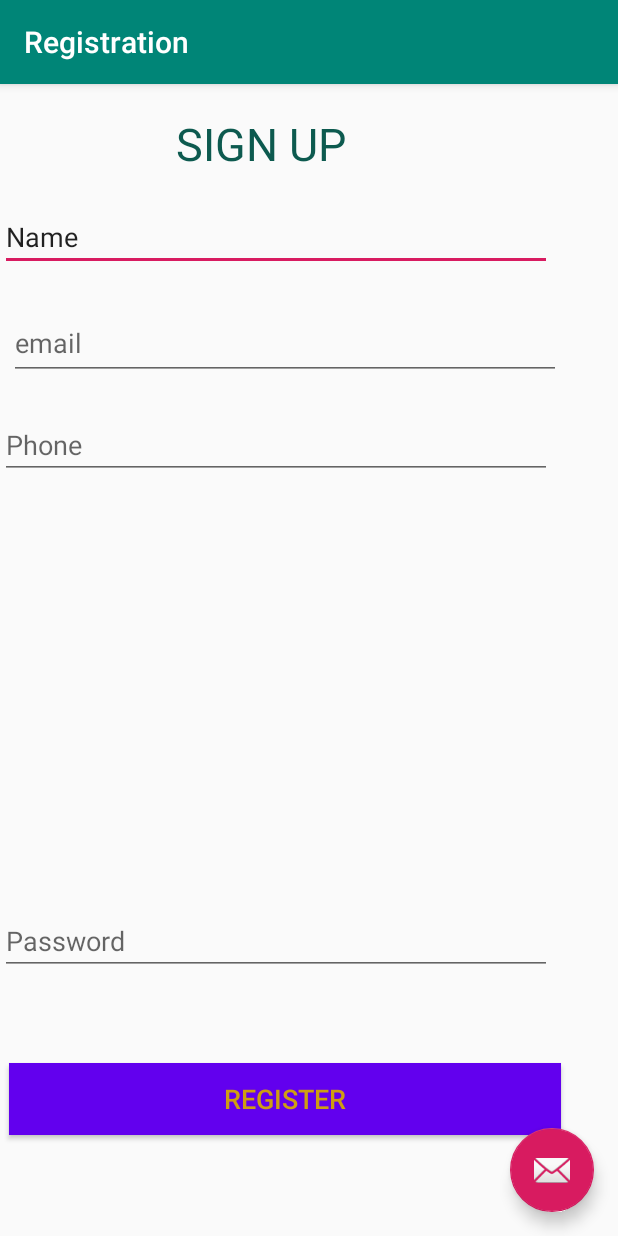
After one commit to samuelthejs/shuta4, an Android app: the Registration screen opened directly, with no data from a screen before it, on a phone screen of 412 x 824 dp. The commit adds this screen. Run offline under Robolectric (Android 15) with nearby library versions, the phone set to English and light mode, and no system bars.

Commit message:
registration ui

```diff
--- a/app/build.gradle
+++ b/app/build.gradle
@@ -28,5 +28,6 @@ dependencies {
     implementation 'de.hdodenhof:circleimageview:2.2.0'
     implementation 'com.android.support:design:28.0.0'
     implementation "com.andkulikov:transitionseverywhere:1.8.1"
+    implementation 'com.android.support:support-v4:28.0.0'
 
 }
--- a/app/src/main/AndroidManifest.xml
+++ b/app/src/main/AndroidManifest.xml
@@ -11,7 +11,7 @@
         android:label="@string/app_name"
         android:roundIcon="@mipmap/ic_launcher_round"
         android:supportsRtl="true"
-        android:theme="@style/AppTheme">
+        android:theme="@style/AppTheme.NoActionBar">
         <activity android:name=".LoginActivity">
             <intent-filter>
                 <action android:name="android.intent.action.MAIN" />
@@ -19,8 +19,12 @@
                 <category android:name="android.intent.category.LAUNCHER" />
             </intent-filter>
         </activity>
-        <activity android:name=".StudentProfileActivity"/>
-        <activity android:name=".StudentTabbedActivity"/>
+        <activity android:name=".StudentProfileActivity" />
+        <activity android:name=".StudentTabbedActivity" />
+        <activity
+            android:name=".Registration"
+            android:label="@string/title_activity_registration"
+            android:theme="@style/AppTheme.NoActionBar"></activity>
     </application>
 
 </manifest>
--- /dev/null
+++ b/app/src/main/java/com/example/davkimfray/shuta4/Registration.java
@@ -0,0 +1,29 @@
+package com.example.davkimfray.shuta4;
+
+import android.os.Bundle;
+import android.support.design.widget.FloatingActionButton;
+import android.support.design.widget.Snackbar;
+import android.support.v7.app.AppCompatActivity;
+import android.support.v7.widget.Toolbar;
+import android.view.View;
+
+public class Registration extends AppCompatActivity {
+
+    @Override
+    protected void onCreate(Bundle savedInstanceState) {
+        super.onCreate(savedInstanceState);
+        setContentView(R.layout.activity_registration);
+        Toolbar toolbar = (Toolbar) findViewById(R.id.toolbar);
+        setSupportActionBar(toolbar);
+
+        FloatingActionButton fab = (FloatingActionButton) findViewById(R.id.fab);
+        fab.setOnClickListener(new View.OnClickListener() {
+            @Override
+            public void onClick(View view) {
+                Snackbar.make(view, "Replace with your own action", Snackbar.LENGTH_LONG)
+                        .setAction("Action", null).show();
+            }
+        });
+    }
+
+}
--- /dev/null
+++ b/app/src/main/res/layout/activity_registration.xml
@@ -0,0 +1,33 @@
+<?xml version="1.0" encoding="utf-8"?>
+<android.support.design.widget.CoordinatorLayout xmlns:android="http://schemas.android.com/apk/res/android"
+    xmlns:app="http://schemas.android.com/apk/res-auto"
+    xmlns:tools="http://schemas.android.com/tools"
+    android:layout_width="match_parent"
+    android:layout_height="match_parent"
+    tools:context=".Registration">
+
+    <android.support.design.widget.AppBarLayout
+        android:layout_width="match_parent"
+        android:layout_height="wrap_content"
+        android:theme="@style/AppTheme.AppBarOverlay">
+
+        <android.support.v7.widget.Toolbar
+            android:id="@+id/toolbar"
+            android:layout_width="match_parent"
+            android:layout_height="?attr/actionBarSize"
+            android:background="?attr/colorPrimary"
+            app:popupTheme="@style/AppTheme.PopupOverlay" />
+
+    </android.support.design.widget.AppBarLayout>
+
+    <include layout="@layout/content_registration" />
+
+    <android.support.design.widget.FloatingActionButton
+        android:id="@+id/fab"
+        android:layout_width="wrap_content"
+        android:layout_height="wrap_content"
+        android:layout_gravity="bottom|end"
+        android:layout_margin="@dimen/fab_margin"
+        app:srcCompat="@android:drawable/ic_dialog_email" />
+
+</android.support.design.widget.CoordinatorLayout>
--- /dev/null
+++ b/app/src/main/res/layout/content_registration.xml
@@ -0,0 +1,101 @@
+<?xml version="1.0" encoding="utf-8"?>
+<RelativeLayout xmlns:android="http://schemas.android.com/apk/res/android"
+    xmlns:app="http://schemas.android.com/apk/res-auto"
+    xmlns:tools="http://schemas.android.com/tools"
+    android:layout_width="match_parent"
+    android:layout_height="match_parent"
+    app:layout_behavior="@string/appbar_scrolling_view_behavior"
+    tools:context=".Registration"
+    tools:showIn="@layout/activity_registration">
+
+    <TextView
+        android:id="@+id/textView7"
+        android:layout_width="wrap_content"
+        android:layout_height="wrap_content"
+        android:layout_alignParentStart="true"
+        android:layout_alignParentTop="true"
+        android:layout_marginStart="117dp"
+        android:layout_marginTop="19dp"
+        android:text="@string/registration_header"
+        android:textColor="@color/colorPrimaryDark"
+        android:textSize="30dp"
+        app:layout_constraintEnd_toEndOf="parent"
+        app:layout_constraintHorizontal_bias="0.5"
+        app:layout_constraintStart_toStartOf="parent"
+        tools:layout_editor_absoluteY="31dp" />
+
+    <EditText
+        android:id="@+id/editText3"
+        android:layout_width="368dp"
+        android:layout_height="wrap_content"
+        android:layout_alignParentStart="true"
+        android:layout_alignParentTop="true"
+        android:layout_marginTop="79dp"
+        android:ems="10"
+        android:hint="Name"
+        android:inputType="textPersonName"
+        android:text="Name"
+        app:layout_constraintEnd_toEndOf="parent"
+        app:layout_constraintHorizontal_bias="0.0"
+        app:layout_constraintStart_toStartOf="parent"
+        tools:layout_editor_absoluteY="97dp" />
+
+    <EditText
+        android:id="@+id/editText5"
+        android:layout_width="368dp"
+        android:layout_height="49dp"
+        android:layout_alignParentStart="true"
+        android:layout_alignParentTop="true"
+        android:layout_marginStart="6dp"
+        android:layout_marginTop="148dp"
+        android:ems="10"
+        android:hint="email"
+        android:inputType="textEmailAddress"
+        app:layout_constraintEnd_toEndOf="parent"
+        app:layout_constraintStart_toStartOf="parent"
+        tools:layout_editor_absoluteY="167dp" />
+
+    <EditText
+        android:id="@+id/editText6"
+        android:layout_width="368dp"
+        android:layout_height="wrap_content"
+        android:layout_alignParentStart="true"
+        android:layout_alignParentTop="true"
+        android:layout_marginTop="218dp"
+        android:ems="10"
+        android:hint="Phone"
+        android:inputType="phone"
+        app:layout_constraintEnd_toEndOf="parent"
+        app:layout_constraintStart_toStartOf="parent"
+        tools:layout_editor_absoluteY="248dp" />
+
+    <EditText
+        android:id="@+id/editText7"
+        android:layout_width="368dp"
+        android:layout_height="wrap_content"
+        android:layout_alignParentStart="true"
+        android:layout_alignParentBottom="true"
+        android:layout_marginBottom="174dp"
+        android:ems="10"
+        android:hint="Password"
+        android:inputType="textPassword"
+        app:layout_constraintEnd_toEndOf="parent"
+        app:layout_constraintStart_toStartOf="parent"
+        tools:layout_editor_absoluteY="309dp" />
+
+    <Button
+        android:id="@+id/button2"
+        android:layout_width="368dp"
+        android:layout_height="wrap_content"
+        android:layout_alignParentStart="true"
+        android:layout_alignParentBottom="true"
+        android:layout_marginStart="6dp"
+        android:layout_marginBottom="67dp"
+        android:background="@color/design_default_color_primary"
+        android:text="REGISTER"
+        android:textColor="@color/color1"
+        android:textSize="18sp"
+        tools:layout_editor_absoluteX="8dp"
+        tools:layout_editor_absoluteY="374dp" />
+
+</RelativeLayout>
--- a/app/src/main/res/values/colors.xml
+++ b/app/src/main/res/values/colors.xml
@@ -1,6 +1,9 @@
 <?xml version="1.0" encoding="utf-8"?>
 <resources>
     <color name="colorPrimary">#008577</color>
-    <color name="colorPrimaryDark">#00574B</color>
-    <color name="colorAccent">#D81B60</color>
+    <color name="colorPrimaryDark">#0d5a4f</color>
+    <color name="colorAccent">#d81b60</color>
+    <color name="color1">#ce9e12</color>
+    <color name="color2">#837207</color>
+    <color name="color3">#df4811</color>
 </resources>
--- /dev/null
+++ b/app/src/main/res/values/dimens.xml
@@ -0,0 +1,3 @@
+<resources>
+    <dimen name="fab_margin">16dp</dimen>
+</resources>
--- a/app/src/main/res/values/strings.xml
+++ b/app/src/main/res/values/strings.xml
@@ -1,3 +1,5 @@
 <resources>
-    <string name="app_name">shuta4</string>
+    <string name="app_name">Shuta</string>
+    <string name="title_activity_registration">Registration</string>
+    <string name="registration_header">SIGN UP</string>
 </resources>
--- a/app/src/main/res/values/styles.xml
+++ b/app/src/main/res/values/styles.xml
@@ -8,4 +8,13 @@
         <item name="colorAccent">@color/colorAccent</item>
     </style>
 
+    <style name="AppTheme.NoActionBar">
+        <item name="windowActionBar">false</item>
+        <item name="windowNoTitle">true</item>
+    </style>
+
+    <style name="AppTheme.AppBarOverlay" parent="ThemeOverlay.AppCompat.Dark.ActionBar" />
+
+    <style name="AppTheme.PopupOverlay" parent="ThemeOverlay.AppCompat.Light" />
+
 </resources>
```
